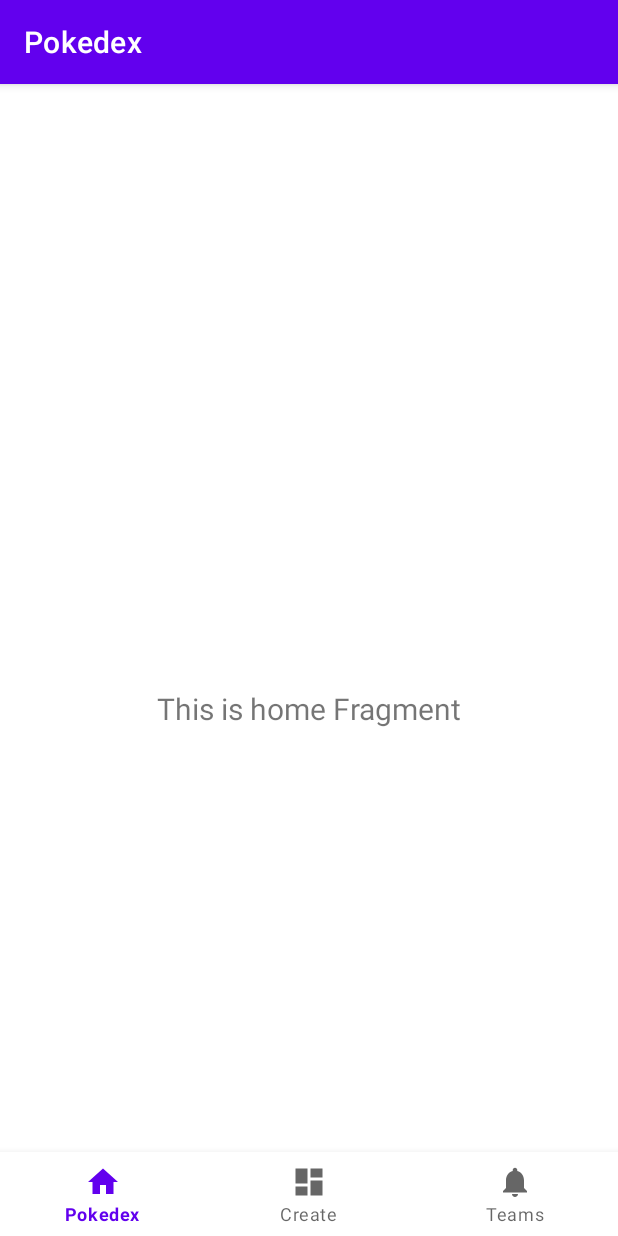
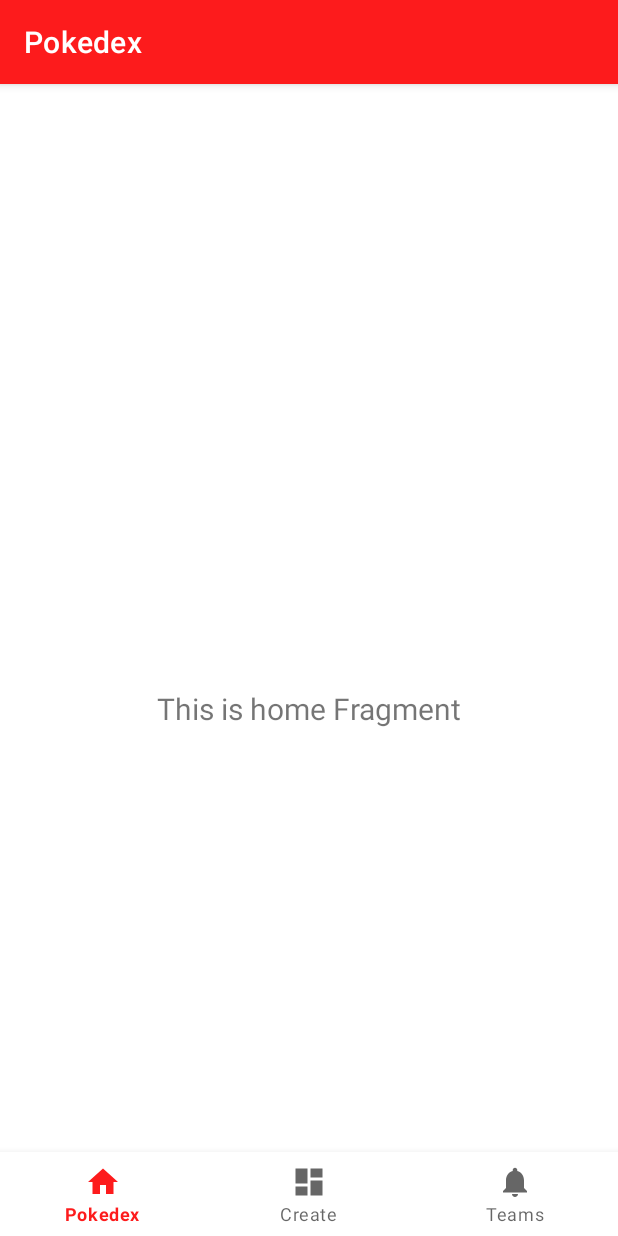
Before and after one commit to jacobmichels/Android-Pokedex, an Android app: the screen it shows after launch (MainActivity), on a phone screen of 412 x 824 dp. Run offline under Robolectric (Android 15) with nearby library versions, the phone set to English and light mode, and no system bars; our stand-ins replace navigation-ui.

Commit message:
change theme color from purple to red

```diff
--- a/app/src/main/res/values-night/themes.xml
+++ b/app/src/main/res/values-night/themes.xml
@@ -2,8 +2,8 @@
     <!-- Base application theme. -->
     <style name="Theme.Pokedex" parent="Theme.MaterialComponents.DayNight.DarkActionBar">
         <!-- Primary brand color. -->
-        <item name="colorPrimary">@color/purple_200</item>
-        <item name="colorPrimaryVariant">@color/purple_700</item>
+        <item name="colorPrimary">@color/deep_red</item>
+        <item name="colorPrimaryVariant">@color/alternate_red</item>
         <item name="colorOnPrimary">@color/black</item>
         <!-- Secondary brand color. -->
         <item name="colorSecondary">@color/teal_200</item>
--- a/app/src/main/res/values/colors.xml
+++ b/app/src/main/res/values/colors.xml
@@ -7,4 +7,6 @@
     <color name="teal_700">#FF018786</color>
     <color name="black">#FF000000</color>
     <color name="white">#FFFFFFFF</color>
+    <color name="deep_red">#FD1B1C</color>
+    <color name="alternate_red">#FF6B6C</color>
 </resources>
--- a/app/src/main/res/values/themes.xml
+++ b/app/src/main/res/values/themes.xml
@@ -2,8 +2,8 @@
     <!-- Base application theme. -->
     <style name="Theme.Pokedex" parent="Theme.MaterialComponents.DayNight.DarkActionBar">
         <!-- Primary brand color. -->
-        <item name="colorPrimary">@color/purple_500</item>
-        <item name="colorPrimaryVariant">@color/purple_700</item>
+        <item name="colorPrimary">@color/deep_red</item>
+        <item name="colorPrimaryVariant">@color/alternate_red</item>
         <item name="colorOnPrimary">@color/white</item>
         <!-- Secondary brand color. -->
         <item name="colorSecondary">@color/teal_200</item>
```
